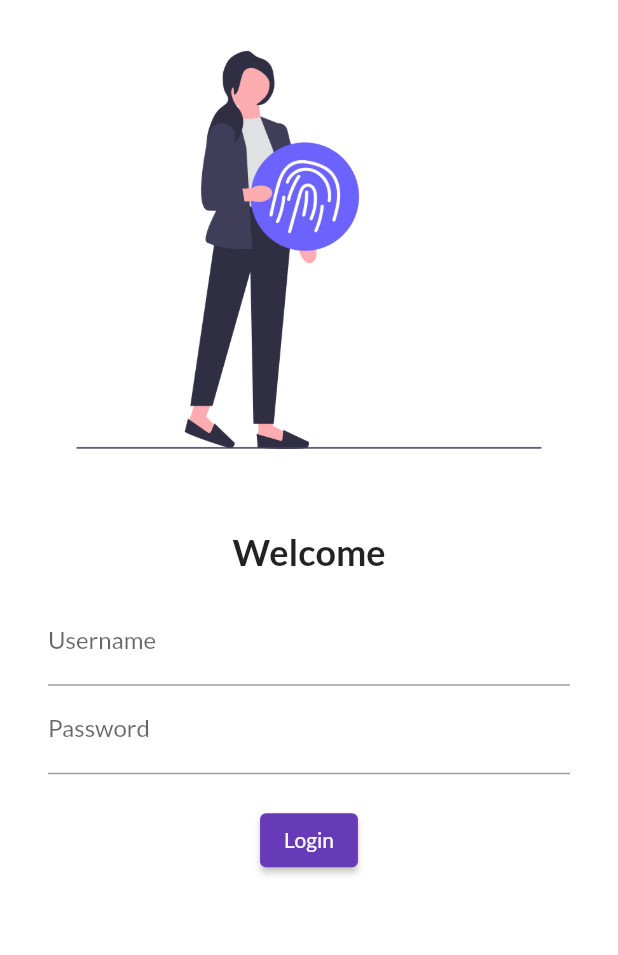
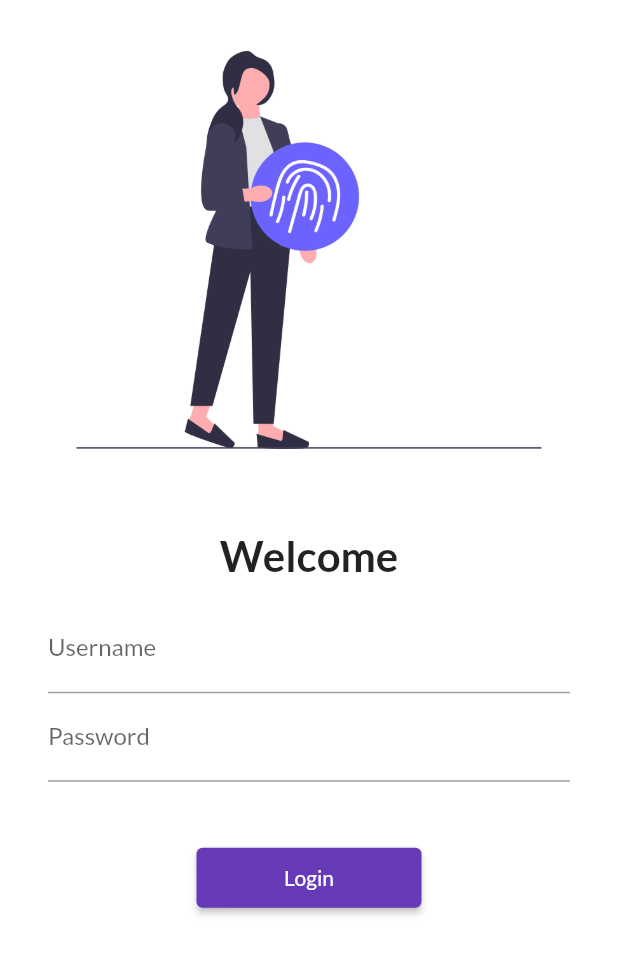
Before and after one commit to Sanjay-V-Nair/FirstApp, a Flutter app: the screen it shows after launch, on a phone screen of 412 x 824 dp. Shown: the top 955 px of the screen. Run offline on Flutter 3.47's test engine with Material 2 defaults, Android fonts, the phone set to English and light mode, and no system bars; our stand-ins replace google_fonts.

```diff
--- a/lib/Pages/login_page.dart
+++ b/lib/Pages/login_page.dart
@@ -1,4 +1,5 @@
 import 'package:flutter/material.dart';
+import 'package:project/utils/routes.dart';
 
 class LoginPage extends StatelessWidget {
   // const LoginPage({Key? key}) : super(key: key);
@@ -18,6 +19,7 @@ class LoginPage extends StatelessWidget {
 //           // textScaleFactor: 2.0,
 //         ),
 //       ),
+      child: SingleChildScrollView(
         child: Column(
           children: [
             Image.asset("assets/Images/login_img.png", fit: BoxFit.cover),
@@ -27,7 +29,7 @@ class LoginPage extends StatelessWidget {
             Text(
               "Welcome",
               style: TextStyle(
-              fontSize: 24,
+                fontSize: 28,
                 fontWeight: FontWeight.bold,
               ),
             ),
@@ -49,17 +51,17 @@ class LoginPage extends StatelessWidget {
                     ),
                   ),
                   SizedBox(
-                  height: 20.0,
+                    height: 40.0,
                   ),
                   ElevatedButton(
                     child: Text("Login"),
-                  style: TextButton.styleFrom(),
+                    style: TextButton.styleFrom(minimumSize: Size(150, 40)),
                     //ButtonStyle(
                     //   // foregroundColor:MaterialStateProperty,\
 
                     // ),
                     onPressed: () {
-                    print("Hi Sanjay");
+                      Navigator.pushNamed(context, MyRoutes.homeRoute);
                     },
                   ),
                 ],
@@ -67,6 +69,7 @@ class LoginPage extends StatelessWidget {
             )
           ],
         ),
+      ),
     );
   }
 }
--- a/lib/main.dart
+++ b/lib/main.dart
@@ -3,6 +3,7 @@ import 'package:google_fonts/google_fonts.dart';
 import 'package:project/Pages/home.dart';
 import 'package:project/Pages/login_page.dart';
 import 'package:google_fonts/google_fonts.dart';
+import 'package:project/utils/routes.dart';
 
 void main() {
   runApp(MyApp());
@@ -30,11 +31,12 @@ class MyApp extends StatelessWidget {
         // primaryTextTheme: GoogleFonts.latoTextTheme(),
       ),
       darkTheme: ThemeData(brightness: Brightness.dark),
+      // debugShowCheckedModeBanner: false,
       initialRoute: '/',
       routes: {
         '/': (context) => LoginPage(),
-        '/home': (context) => Homepage(),
-        '/login': (context) => LoginPage()
+        MyRoutes.homeRoute: (context) => Homepage(),
+        MyRoutes.loginRoute: (context) => LoginPage()
       },
     );
   }
@@ -43,5 +45,4 @@ class MyApp extends StatelessWidget {
   // abc({required bool alphabet, int number=6}){
   //   //Exaample of a Method in Flutter
   // }
-
 }
--- /dev/null
+++ b/lib/utils/routes.dart
@@ -0,0 +1,4 @@
+class MyRoutes {
+  static String loginRoute = '/login';
+  static String homeRoute = '/home';
+}
```
Lines whose indentation alone changed are shown as unchanged.
